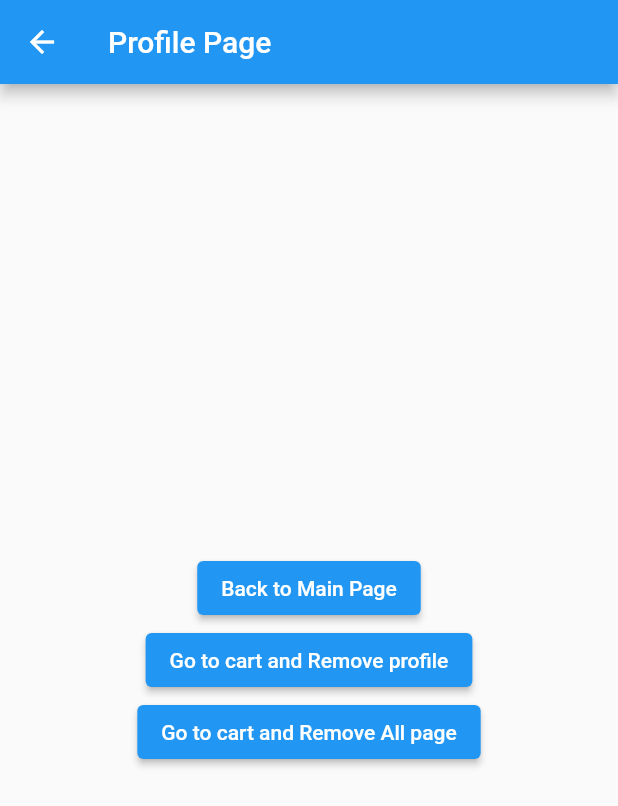
After one commit to Junaed29/getx_demo_flutter, a Flutter app: the screen it shows after launch, after a tap on "Go to Profile Page", on a phone screen of 412 x 824 dp. The commit adds this screen. Shown: the top 806 px of the screen. Run offline on Flutter 3.47's test engine with Material 2 defaults, Android fonts, the phone set to English and light mode, and no system bars; our stand-ins replace get.

Commit message:
Getx Navigation page added

```diff
--- /dev/null
+++ b/lib/screen/cart_page.dart
@@ -0,0 +1,23 @@
+import 'package:flutter/material.dart';
+import 'package:get/get.dart';
+
+class CartPage extends StatelessWidget {
+  const CartPage({Key? key}) : super(key: key);
+
+  @override
+  Widget build(BuildContext context) {
+    return Scaffold(
+      appBar: AppBar(
+        title: Text("Cart Page"),
+      ),
+      body: Center(
+        child: ElevatedButton(
+          onPressed: () {
+            Get.back();
+          },
+          child: const Text("Go Back"),
+        ),
+      ),
+    );
+  }
+}
--- a/lib/screen/homepage.dart
+++ b/lib/screen/homepage.dart
@@ -1,5 +1,6 @@
 import 'package:flutter/material.dart';
 import 'package:get/get.dart';
+import 'package:getx_demo_flutter/screen/profile_page.dart';
 import 'package:getx_demo_flutter/widgets/textfield_with_button.dart';
 
 class MyHomePage extends StatelessWidget {
@@ -66,6 +67,7 @@ class MyHomePage extends StatelessWidget {
                   );
                 },
                 child: const Text("Show Dialogue")),
+            //bottomSheet
             ElevatedButton(
                 onPressed: () {
                   Get.bottomSheet(
@@ -73,6 +75,13 @@ class MyHomePage extends StatelessWidget {
                   );
                 },
                 child: const Text("Show BottomSheet")),
+            //Navigate to another page
+            ElevatedButton(
+              onPressed: () {
+                Get.to(ProfilePage());
+              },
+              child: const Text("Go to Profile Page"),
+            ),
           ],
         ),
       ),
--- /dev/null
+++ b/lib/screen/profile_page.dart
@@ -0,0 +1,42 @@
+import 'package:flutter/material.dart';
+import 'package:get/get.dart';
+import 'package:getx_demo_flutter/screen/cart_page.dart';
+
+class ProfilePage extends StatelessWidget {
+  const ProfilePage({Key? key}) : super(key: key);
+
+  @override
+  Widget build(BuildContext context) {
+    return Scaffold(
+      appBar: AppBar(
+        title: Text("Profile Page"),
+      ),
+      body: Center(
+        child: Column(
+          mainAxisAlignment: MainAxisAlignment.center,
+          crossAxisAlignment: CrossAxisAlignment.center,
+          children: [
+            ElevatedButton(
+              onPressed: () {
+                Get.back();
+              },
+              child: const Text("Back to Main Page"),
+            ),
+            ElevatedButton(
+              onPressed: () {
+                Get.off(CartPage());
+              },
+              child: const Text("Go to cart and Remove profile"),
+            ),
+            ElevatedButton(
+              onPressed: () {
+                Get.offAll(CartPage());
+              },
+              child: const Text("Go to cart and Remove All page"),
+            ),
+          ],
+        ),
+      ),
+    );
+  }
+}
```
